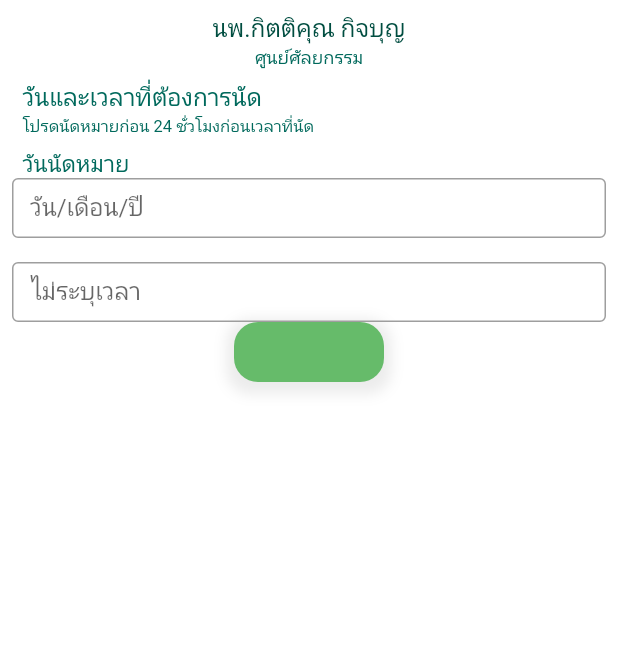
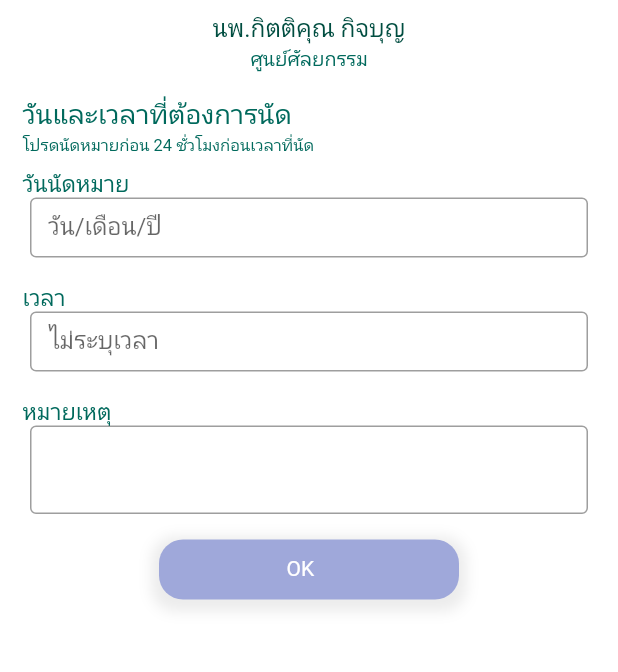
Before and after one commit to nuengruethai223/Flutter, a Flutter app: the screen it shows after launch, on a phone screen of 412 x 824 dp, the part 344-1016 px from its top. Run offline on Flutter 3.47's test engine with Material 2 defaults, Android fonts, the phone set to English and light mode, and no system bars; our stand-ins replace after_layout, auto_size_text, bot_toast, camera, connectivity, device_info and 17 more; missing offline and left inert: draggable_scrollbar, flutter_statusbarcolor, gradients, onesignal_flutter; accounts and stored records are empty; generated files the repository leaves out were written again; Roboto replaces fonts that are missing (IranSansLight, Prompt); statements that could not run were skipped.

Commit message:
แก้ไขหน้านัดหมายเพิ่มเติม

```diff
--- a/kdms_mobile/lib/screen/appointment.dart
+++ b/kdms_mobile/lib/screen/appointment.dart
@@ -15,6 +15,7 @@ import 'package:flutter_localizations/flutter_localizations.dart';
 import 'package:flutter_modular/flutter_modular.dart';
 import 'package:onesignal_flutter/onesignal_flutter.dart';
 import 'package:font_awesome_flutter/font_awesome_flutter.dart';
+import 'package:draggable_scrollbar/draggable_scrollbar.dart';
 
 class Appointment extends StatefulWidget {
   @override
@@ -22,8 +23,9 @@ class Appointment extends StatefulWidget {
 }
 
 class _AppointmentState extends State<Appointment> {
-  bool isCvvFocused = false;
+  ScrollController _rrectController = ScrollController();
   final GlobalKey<FormState> formKey = GlobalKey<FormState>();
+
   @override
   Widget build(BuildContext context) {
     return Scaffold(
@@ -93,6 +95,8 @@ class _AppointmentState extends State<Appointment> {
                       )
                     ],
                   ),
+                  child: SingleChildScrollView(
+                    controller: _rrectController,
                     child: Column(
                       children: [
                         Row(
@@ -150,10 +154,10 @@ class _AppointmentState extends State<Appointment> {
                           style: TextStyle(
                               color: Colors.teal[800],
                               fontFamily: 'IranSansLight',
-                            fontSize: 12.0),
+                              fontSize: 13.0),
                         ),
                         SizedBox(
-                        height: 8,
+                          height: 16   ,
                         ),
                         Align(
                           alignment: Alignment.bottomLeft,
@@ -167,7 +171,7 @@ class _AppointmentState extends State<Appointment> {
                               style: TextStyle(
                                   color: Colors.teal[800],
                                   fontFamily: 'IranSansLight',
-                                fontSize: 16.0),
+                                  fontSize: 18.0),
                             ),
                           ),
                         ),
@@ -208,7 +212,7 @@ class _AppointmentState extends State<Appointment> {
                         ),
                         Container(
                           height: 40,
-                        margin: EdgeInsets.only(left: 8, right: 8),
+                          margin: EdgeInsets.only(left: 20, right: 20),
                           child: TextFormField(
                             decoration: InputDecoration(
                               border: OutlineInputBorder(),
@@ -219,9 +223,25 @@ class _AppointmentState extends State<Appointment> {
                         SizedBox(
                           height: 16,
                         ),
+                        Align(
+                          alignment: Alignment.bottomLeft,
+                          child: Container(
+                            margin: EdgeInsets.only(
+                              left: 15,
+                            ),
+                            child: Text(
+                              'เวลา',
+                              textAlign: TextAlign.left,
+                              style: TextStyle(
+                                  color: Colors.teal[800],
+                                  fontFamily: 'IranSansLight',
+                                  fontSize: 15.0),
+                            ),
+                          ),
+                        ),
                         Container(
                           height: 40,
-                        margin: EdgeInsets.only(left: 8, right: 8),
+                          margin: EdgeInsets.only(left: 20, right: 20),
                           child: TextFormField(
                             decoration: InputDecoration(
                               border: OutlineInputBorder(),
@@ -229,15 +249,54 @@ class _AppointmentState extends State<Appointment> {
                             ),
                           ),
                         ),
+                        SizedBox(
+                          height: 16,
+                        ),
+                        Align(
+                          alignment: Alignment.bottomLeft,
+                          child: Container(
+                            margin: EdgeInsets.only(
+                              left: 15,
+                            ),
+                            child: Text(
+                              'หมายเหตุ',
+                              textAlign: TextAlign.left,
+                              style: TextStyle(
+                                  color: Colors.teal[800],
+                                  fontFamily: 'IranSansLight',
+                                  fontSize: 15.0),
+                            ),
+                          ),
+                        ),
+                        Container(
+                          height: 60,
+                          margin: EdgeInsets.only(left: 20, right: 20),
+                          child: TextFormField(
+                            decoration: InputDecoration(
+                              border: OutlineInputBorder(),
+                            ),
+                          ),
+                        ),
+                        SizedBox(
+                          height: 16,
+                        ),
                         GestureDetector(
                           onTap: () {
                             print("Click event on Container");
                           },
                           child: Container(
+                            padding: EdgeInsets.only(
+                              top: 11,
+                              left: 85,
+                            ),
+                            child: Text(
+                              "OK",
+                              style: TextStyle(color: Colors.white),
+                            ),
                             height: 40,
-                          width: 100,
+                            width: 200,
                             decoration: BoxDecoration(
-                            color: Colors.green[400],
+                              color: Colors.indigo[200],
                               borderRadius: BorderRadius.circular(16),
                               boxShadow: [
                                 BoxShadow(
@@ -250,8 +309,8 @@ class _AppointmentState extends State<Appointment> {
                             ),
                           ),
                         ),
-
                       ],
+                    ),
                   ),
                 ),
               ),
--- a/kdms_mobile/lib/screen/main_screen.dart
+++ b/kdms_mobile/lib/screen/main_screen.dart
@@ -103,6 +103,7 @@ class _MainScreenState extends State<MainScreen> {
                   ],
                 ),
                 Container(
+
                   height: 200,
                   width: double.infinity,
                   margin: EdgeInsets.only(right: 16, left: 16, top: 80),
@@ -126,6 +127,7 @@ class _MainScreenState extends State<MainScreen> {
                     ),
                   ),
                   child: Column(
+
                     mainAxisAlignment: MainAxisAlignment.start,
                     crossAxisAlignment: CrossAxisAlignment.start,
                     children: [
--- a/kdms_mobile/pubspec.yaml
+++ b/kdms_mobile/pubspec.yaml
@@ -70,6 +70,7 @@ dev_dependencies:
   json_serializable: ^4.0.2
   hive_generator: ^1.0.0
   build_runner: ^1.11.5
+  draggable_scrollbar: 0.0.4
 
 dependency_overrides:
   quiver: ^3.0.0
```
Also changed, not shown: kdms_mobile/pubspec.lock. Lines whose indentation alone changed are shown as unchanged.
